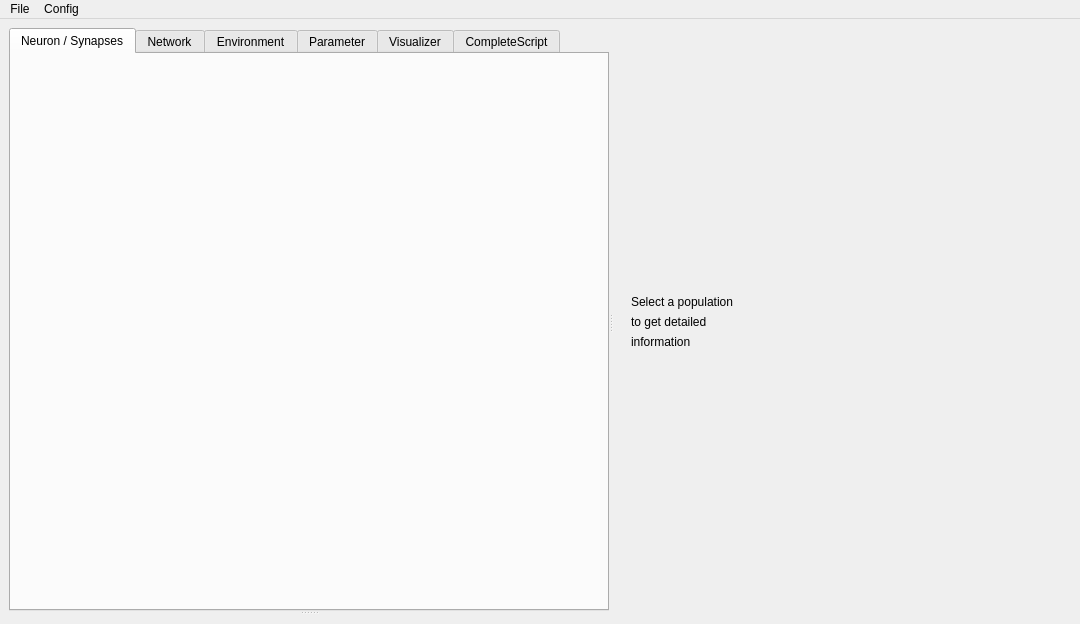
This is ANNarchy4/editor/ANNarchyEditor.ui in ANNarchy/ANNarchy as Qt 5 draws it before an edit. The edited form follows.
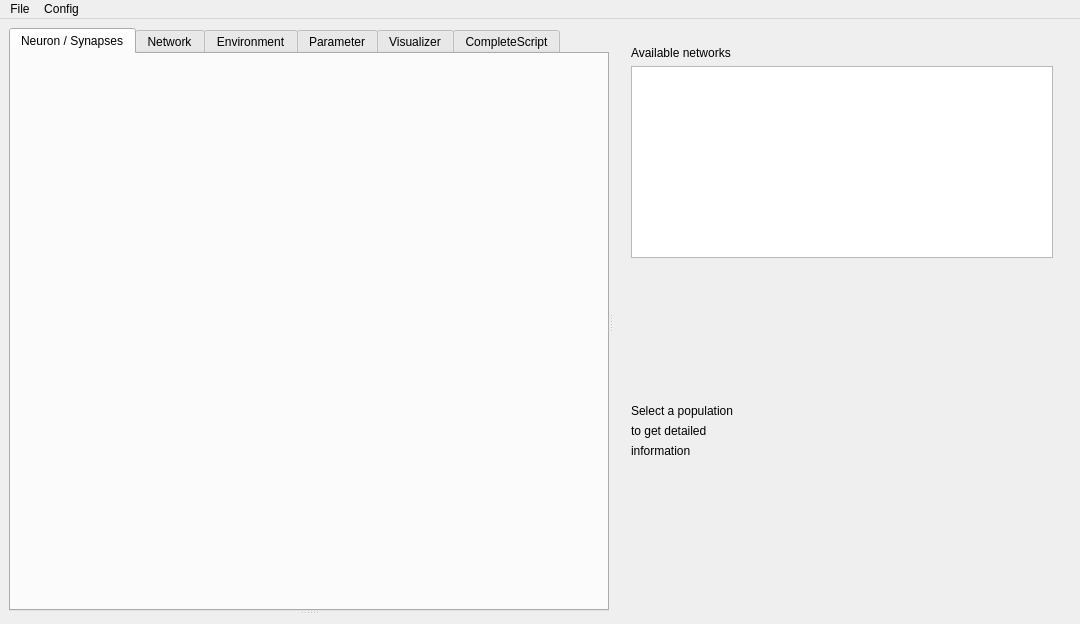
This is the edited form. The open tabs and pages were chosen to show the change. Custom widgets are drawn as their Qt base class.

What changed in the file:
```diff
--- a/ANNarchy4/editor/ANNarchyEditor.ui
+++ b/ANNarchy4/editor/ANNarchyEditor.ui
@@ -172,6 +172,16 @@
             <layout class="QVBoxLayout" name="verticalLayout_10">
              <item>
               <layout class="QVBoxLayout" name="verticalLayout_9">
+               <item>
+                <widget class="QLabel" name="label_17">
+                 <property name="text">
+                  <string>Available networks</string>
+                 </property>
+                </widget>
+               </item>
+               <item>
+                <widget class="QListWidget" name="listWidget"/>
+               </item>
                <item>
                 <spacer name="verticalSpacer_6">
                  <property name="orientation">
@@ -661,6 +671,16 @@
    <header location="global">GLObjects.h</header>
    <container>1</container>
   </customwidget>
+  <customwidget>
+   <class>SynapseListView</class>
+   <extends>QListView</extends>
+   <header>ListView.h</header>
+   <slots>
+    <signal>signal_show_template(int,QString)</signal>
+    <slot>initialize()</slot>
+    <slot>add_entry(QString)</slot>
+   </slots>
+  </customwidget>
  </customwidgets>
  <resources/>
  <connections>
```
Left out of the diff: 80 changed lines with no effect on the pictures.
